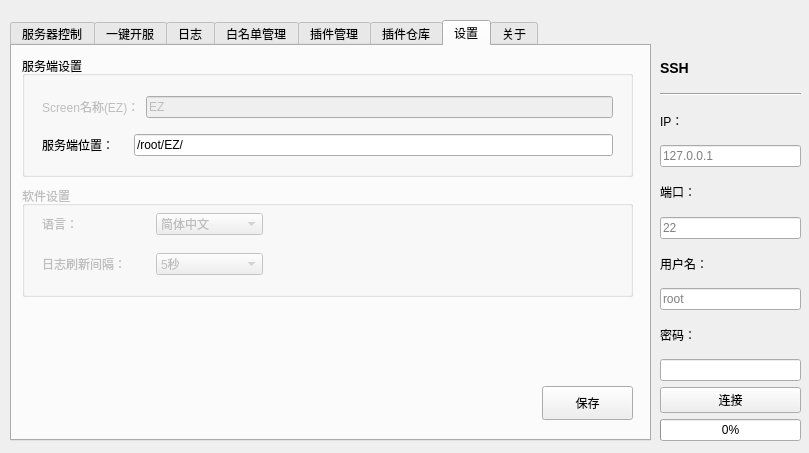
This is UI/main.ui in Sakitami/MinecraftBDS-Manager as Qt 5 draws it before an edit. The edited form follows.
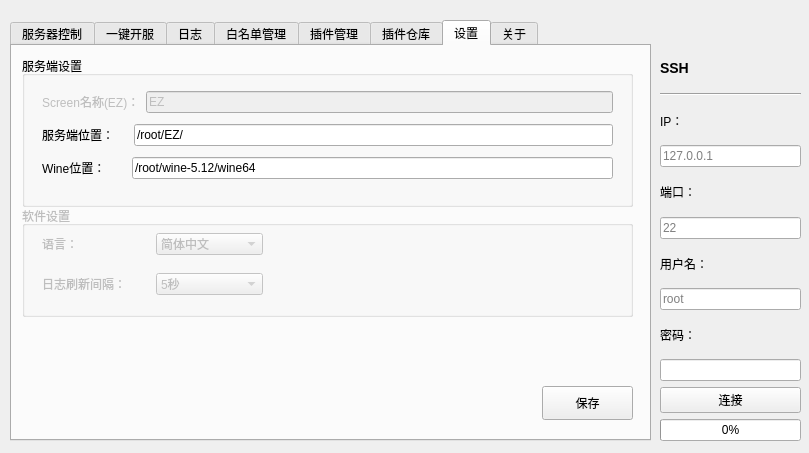
This is the edited form. The open tabs and pages were chosen to show the change.

```diff
--- a/UI/main.ui
+++ b/UI/main.ui
@@ -1423,7 +1423,7 @@
        <x>10</x>
        <y>10</y>
        <width>611</width>
-       <height>121</height>
+       <height>151</height>
       </rect>
      </property>
      <property name="title">
@@ -1435,7 +1435,7 @@
         <x>20</x>
         <y>30</y>
         <width>571</width>
-        <height>80</height>
+        <height>101</height>
        </rect>
       </property>
       <layout class="QVBoxLayout" name="verticalLayout_6">
@@ -1484,6 +1484,27 @@
          </item>
         </layout>
        </item>
+       <item>
+        <layout class="QHBoxLayout" name="horizontalLayout_14">
+         <item>
+          <widget class="QLabel" name="server_location_text_2">
+           <property name="text">
+            <string>Wine位置：      </string>
+           </property>
+          </widget>
+         </item>
+         <item>
+          <widget class="QLineEdit" name="server_location_edit_2">
+           <property name="enabled">
+            <bool>true</bool>
+           </property>
+           <property name="text">
+            <string>/root/wine-5.12/wine64</string>
+           </property>
+          </widget>
+         </item>
+        </layout>
+       </item>
       </layout>
      </widget>
     </widget>
@@ -1494,7 +1515,7 @@
      <property name="geometry">
       <rect>
        <x>10</x>
-       <y>140</y>
+       <y>160</y>
        <width>611</width>
        <height>111</height>
       </rect>
```
Left out of the diff: 4 changed lines with no effect on the pictures.
